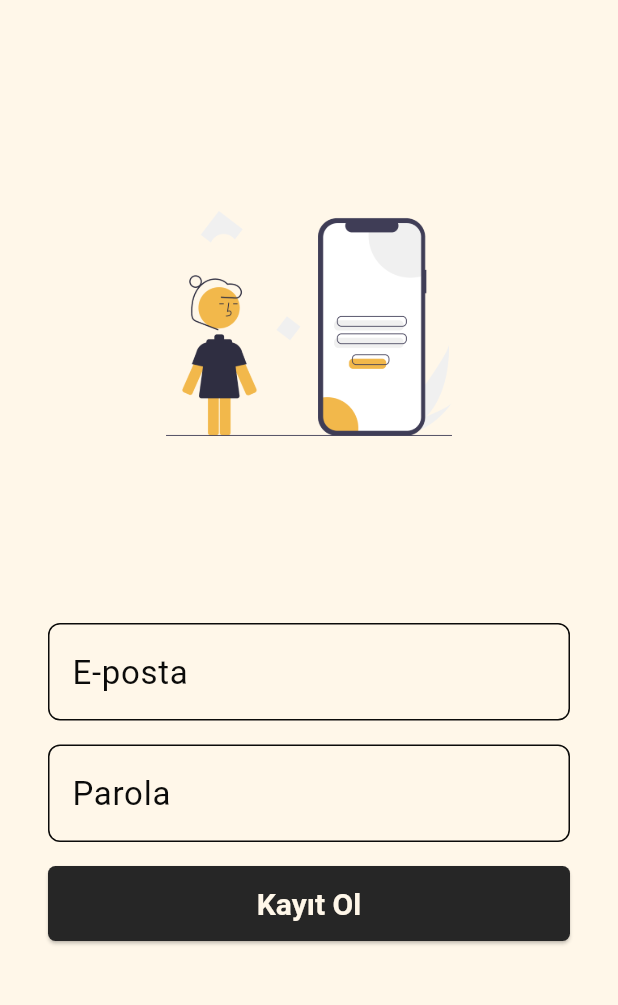
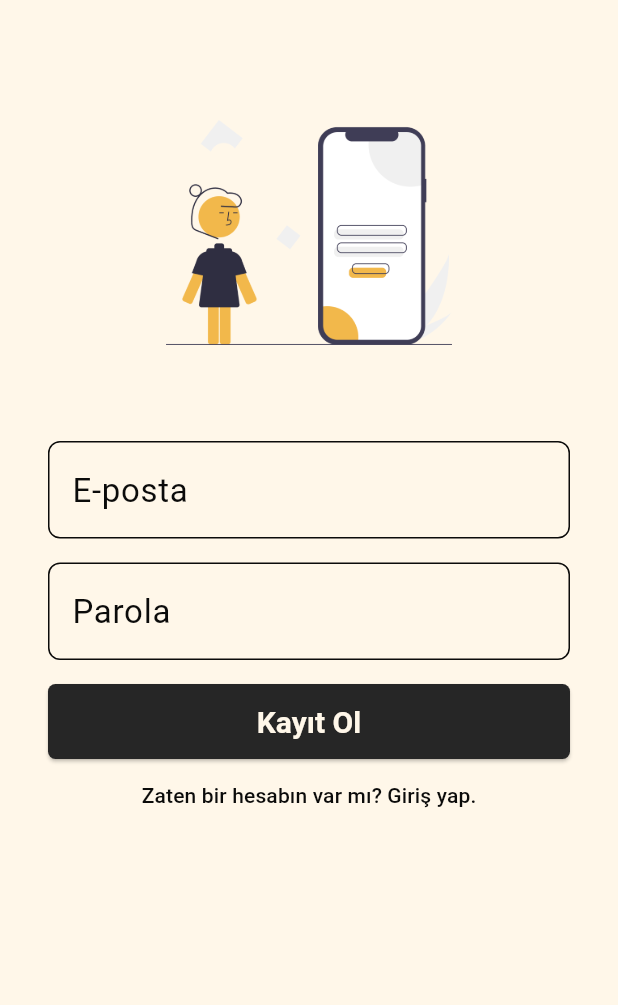
Before and after one commit to OzgurBoruzanci/Gidelim_App, a Flutter app: the RegisterScreen screen opened directly, on a phone screen of 412 x 824 dp, the part 84-1089 px from its top. Run offline on Flutter 3.47's test engine with Material 3 defaults, Android fonts, the phone set to English and light mode, and no system bars.

Commit message:
Some debugged in register screen.

```diff
--- a/bootcamp91/lib/view/regsiter_screen.dart
+++ b/bootcamp91/lib/view/regsiter_screen.dart
@@ -1,4 +1,5 @@
 import 'package:Gidelim/product/project_texts.dart';
+import 'package:Gidelim/view/second_welcome_screen.dart';
 import 'package:flutter/material.dart';
 
 class RegisterScreen extends StatefulWidget {
@@ -18,16 +19,19 @@ class _RegisterScreenState extends State<RegisterScreen> {
       appBar: AppBar(
         title: Text(ProjectTexts().projectName),
       ),
-      body: Center(
+      body: SingleChildScrollView(
         child: Padding(
           padding: const EdgeInsets.all(16.0),
           child: Column(
             mainAxisAlignment: MainAxisAlignment.spaceEvenly,
             children: [
-              SizedBox(
-                width: 300,
-                height: 150,
-                child: Image.asset("assets/images/ic_register.png"),
+              Padding(
+                padding: const EdgeInsets.all(64.0),
+                child: SizedBox(
+                  width: 300,
+                  height: 150,
+                  child: Image.asset("assets/images/ic_register.png"),
+                ),
               ),
               Padding(
                 padding: const EdgeInsets.symmetric(horizontal: 16.0),
@@ -56,6 +60,33 @@ class _RegisterScreenState extends State<RegisterScreen> {
                       },
                       child: Text(ProjectTexts().registerButton),
                     ),
+                    TextButton(
+                      onPressed: () {
+                        Navigator.push(
+                          context,
+                          PageRouteBuilder(
+                            pageBuilder:
+                                (context, animation, secondaryAnimation) =>
+                                    const SecondWelcomeScreen(),
+                            transitionsBuilder: (context, animation,
+                                secondaryAnimation, child) {
+                              var begin = const Offset(1.0, 0.0);
+                              var end = Offset.zero;
+                              var curve = Curves.ease;
+
+                              var tween = Tween(begin: begin, end: end)
+                                  .chain(CurveTween(curve: curve));
+
+                              return SlideTransition(
+                                position: animation.drive(tween),
+                                child: child,
+                              );
+                            },
+                          ),
+                        ); //NAVIGATION FINISH HERE
+                      },
+                      child: const Text('Zaten bir hesabın var mı? Giriş yap.'),
+                    ),
                   ],
                 ),
               ),
```
